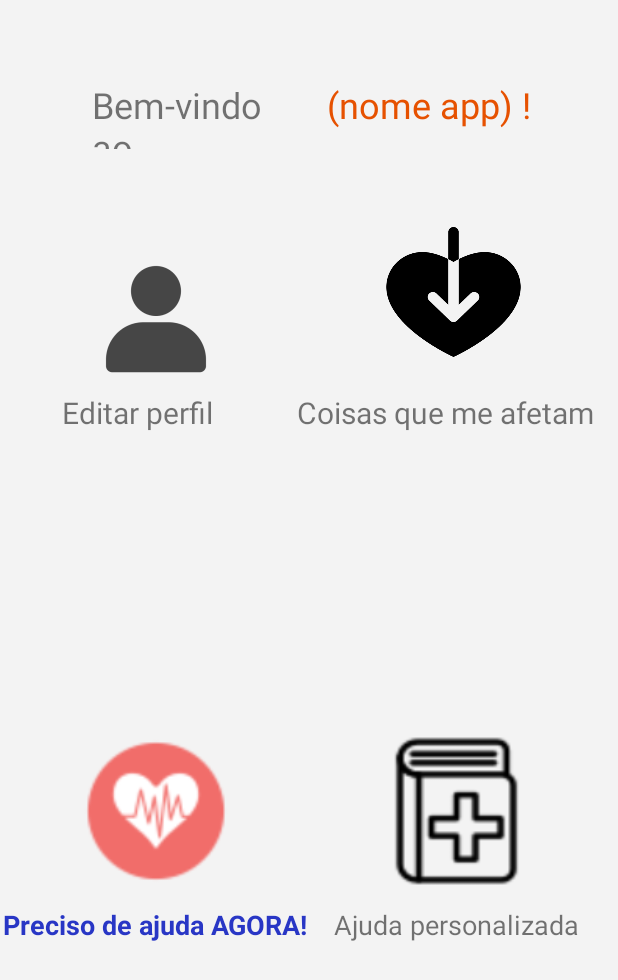
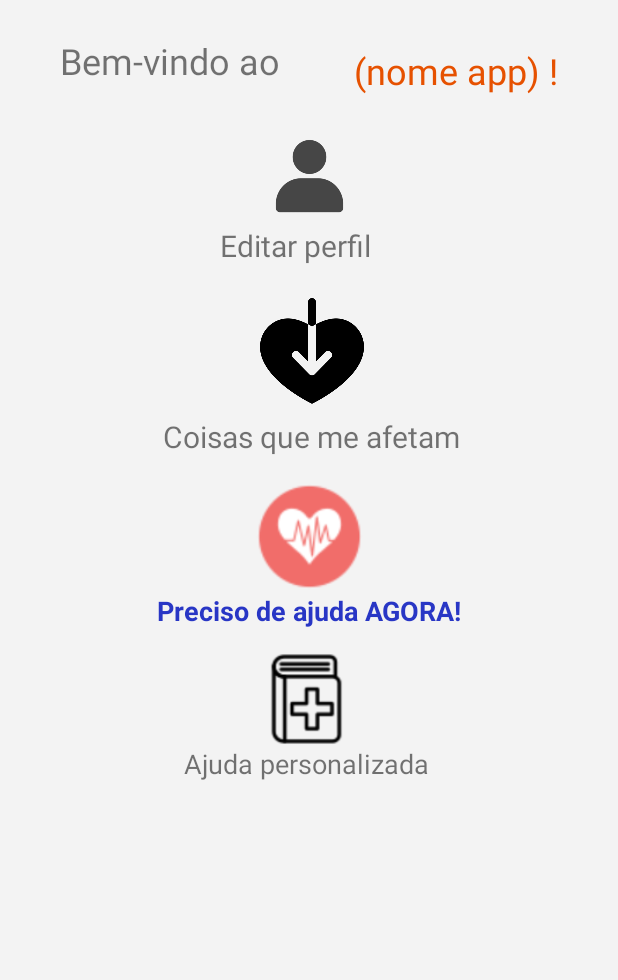
Before and after one commit to arturtres3/Apoio-Psicologico-IHC, an Android app: the layout activity_main.xml on its own in the app's theme, with its tools: preview values and no code run, on a phone screen of 412 x 824 dp. Shown: the top 980 px of the screen. Run offline under Robolectric (Android 15) with nearby library versions, the phone set to English and light mode, and no system bars.

Commit message:
Posicionamento dos icones na pagina principal

```diff
--- a/Quicktest/app/src/main/res/layout/activity_main.xml
+++ b/Quicktest/app/src/main/res/layout/activity_main.xml
@@ -53,133 +53,131 @@
 
 
 
+
+
+
+
+
+
     ]]>
-
-    <TextView
-        android:id="@+id/textView5"
-        android:layout_width="0dp"
-        android:layout_height="46dp"
-        android:layout_marginStart="7dp"
-        android:layout_marginLeft="7dp"
-        android:layout_marginEnd="11dp"
-        android:layout_marginRight="11dp"
-        android:text="Bem-vindo ao"
-        android:textSize="24sp"
-        app:layout_constraintBaseline_toBaselineOf="@+id/textView6"
-        app:layout_constraintEnd_toStartOf="@+id/textView6"
-        app:layout_constraintStart_toStartOf="@+id/imageButton4" />
 
     <TextView
         android:id="@+id/textView6"
         android:layout_width="wrap_content"
         android:layout_height="wrap_content"
-        android:layout_marginTop="53dp"
-        android:layout_marginEnd="58dp"
-        android:layout_marginRight="58dp"
         android:text="(nome app) !"
         android:textColor="#E65100"
         android:textSize="24sp"
+        app:layout_constraintBottom_toBottomOf="@+id/textView5"
         app:layout_constraintEnd_toEndOf="parent"
+        app:layout_constraintHorizontal_bias="0.5"
+        app:layout_constraintStart_toEndOf="@+id/textView5"
+        app:layout_constraintTop_toTopOf="@+id/textView5" />
+
+    <TextView
+        android:id="@+id/textView5"
+        android:layout_width="155dp"
+        android:layout_height="46dp"
+        android:layout_marginTop="24dp"
+        android:layout_marginBottom="8dp"
+        android:text="Bem-vindo ao"
+        android:textSize="24sp"
+        app:layout_constraintBottom_toTopOf="@+id/imageButton4"
+        app:layout_constraintEnd_toStartOf="@+id/textView6"
+        app:layout_constraintHorizontal_bias="0.5"
+        app:layout_constraintStart_toStartOf="parent"
         app:layout_constraintTop_toTopOf="parent" />
+
+    <ImageButton
+        android:id="@+id/imageButton2"
+        android:layout_width="74dp"
+        android:layout_height="74dp"
+        android:layout_marginTop="16dp"
+        android:layout_marginBottom="1dp"
+        android:background="@drawable/health_help2"
+        app:layout_constraintBottom_toTopOf="@+id/textView7"
+        app:layout_constraintEnd_toEndOf="parent"
+        app:layout_constraintHorizontal_bias="0.501"
+        app:layout_constraintStart_toStartOf="parent"
+        app:layout_constraintTop_toBottomOf="@+id/textView9" />
 
     <TextView
         android:id="@+id/textView7"
         android:layout_width="wrap_content"
         android:layout_height="wrap_content"
-        android:layout_marginStart="2dp"
-        android:layout_marginLeft="2dp"
         android:text="Preciso de ajuda AGORA!"
         android:textColor="#2836C5"
         android:textSize="18sp"
         android:textStyle="bold"
-        app:layout_constraintBaseline_toBaselineOf="@+id/textView10"
-        app:layout_constraintStart_toStartOf="parent" />
-
-    <ImageButton
-        android:id="@+id/imageButton2"
-        android:layout_width="100dp"
-        android:layout_height="0dp"
-        android:background="@drawable/health_help2"
-        android:onClick="startHelpNow"
-        app:layout_constraintBottom_toBottomOf="@+id/imageButton"
-        app:layout_constraintEnd_toEndOf="@+id/textView7"
-        app:layout_constraintStart_toStartOf="@+id/textView7"
-        app:layout_constraintTop_toTopOf="@+id/imageButton" />
+        app:layout_constraintEnd_toEndOf="parent"
+        app:layout_constraintStart_toStartOf="parent"
+        app:layout_constraintTop_toBottomOf="@+id/imageButton2" />
 
     <ImageButton
         android:id="@+id/imageButton3"
-        android:layout_width="0dp"
-        android:layout_height="100dp"
-        android:layout_marginTop="62dp"
-        android:layout_marginBottom="64dp"
+        android:layout_width="80dp"
+        android:layout_height="81dp"
+        android:layout_marginTop="16dp"
         android:background="@drawable/health"
-        app:layout_constraintBottom_toBottomOf="@+id/textView8"
-        app:layout_constraintEnd_toEndOf="@+id/textView6"
-        app:layout_constraintStart_toStartOf="@+id/imageButton"
-        app:layout_constraintTop_toBottomOf="@+id/textView6" />
-
-    <ImageButton
-        android:id="@+id/imageButton4"
-        android:layout_width="0dp"
-        android:layout_height="100dp"
-        android:layout_marginTop="61dp"
-        android:layout_marginBottom="51dp"
-        android:background="@drawable/profile"
-        app:layout_constraintBottom_toBottomOf="@+id/textView8"
-        app:layout_constraintEnd_toEndOf="@+id/imageButton2"
-        app:layout_constraintStart_toStartOf="@+id/imageButton2"
-        app:layout_constraintTop_toBottomOf="@+id/textView5" />
-
-    <TextView
-        android:id="@+id/textView8"
-        android:layout_width="116dp"
-        android:layout_height="50dp"
-        android:layout_marginStart="38dp"
-        android:layout_marginLeft="38dp"
-        android:layout_marginEnd="38dp"
-        android:layout_marginRight="38dp"
-        android:text="Editar perfil"
-        android:textSize="20sp"
-        app:layout_constraintEnd_toStartOf="@+id/textView9"
+        app:layout_constraintBottom_toTopOf="@+id/textView9"
+        app:layout_constraintEnd_toEndOf="parent"
+        app:layout_constraintHorizontal_bias="0.507"
         app:layout_constraintStart_toStartOf="parent"
-        app:layout_constraintTop_toTopOf="@+id/textView9" />
+        app:layout_constraintTop_toBottomOf="@+id/textView8" />
 
     <TextView
         android:id="@+id/textView9"
         android:layout_width="wrap_content"
         android:layout_height="wrap_content"
-        android:layout_marginTop="261dp"
-        android:layout_marginEnd="16dp"
-        android:layout_marginRight="16dp"
         android:text="Coisas que me afetam"
         android:textSize="20sp"
         app:layout_constraintEnd_toEndOf="parent"
-        app:layout_constraintTop_toTopOf="parent" />
+        app:layout_constraintHorizontal_bias="0.509"
+        app:layout_constraintStart_toStartOf="parent"
+        app:layout_constraintTop_toBottomOf="@+id/imageButton3" />
+
+    <ImageButton
+        android:id="@+id/imageButton4"
+        android:layout_width="67dp"
+        android:layout_height="68dp"
+        android:layout_marginTop="4dp"
+        android:background="@drawable/profile"
+        app:layout_constraintBottom_toTopOf="@+id/textView8"
+        app:layout_constraintEnd_toEndOf="parent"
+        app:layout_constraintStart_toStartOf="parent"
+        app:layout_constraintTop_toBottomOf="@+id/textView5" />
+
+    <TextView
+        android:id="@+id/textView8"
+        android:layout_width="119dp"
+        android:layout_height="30dp"
+        android:text="Editar perfil"
+        android:textSize="20sp"
+        app:layout_constraintEnd_toEndOf="parent"
+        app:layout_constraintStart_toStartOf="parent"
+        app:layout_constraintTop_toBottomOf="@+id/imageButton4" />
 
     <ImageButton
         android:id="@+id/imageButton"
-        android:layout_width="0dp"
-        android:layout_height="100dp"
-        android:layout_marginStart="28dp"
-        android:layout_marginLeft="28dp"
-        android:layout_marginEnd="28dp"
-        android:layout_marginRight="28dp"
-        android:layout_marginBottom="13dp"
+        android:layout_width="62dp"
+        android:layout_height="61dp"
+        android:layout_marginTop="16dp"
         android:background="@drawable/health_diary"
         app:layout_constraintBottom_toTopOf="@+id/textView10"
-        app:layout_constraintEnd_toEndOf="@+id/textView10"
-        app:layout_constraintStart_toStartOf="@+id/textView10" />
+        app:layout_constraintEnd_toEndOf="parent"
+        app:layout_constraintHorizontal_bias="0.496"
+        app:layout_constraintStart_toStartOf="parent"
+        app:layout_constraintTop_toBottomOf="@+id/textView7" />
 
     <TextView
         android:id="@+id/textView10"
         android:layout_width="wrap_content"
         android:layout_height="wrap_content"
-        android:layout_marginEnd="26dp"
-        android:layout_marginRight="26dp"
-        android:layout_marginBottom="195dp"
         android:text="Ajuda personalizada"
         android:textSize="18sp"
-        app:layout_constraintBottom_toBottomOf="parent"
-        app:layout_constraintEnd_toEndOf="parent" />
+        app:layout_constraintEnd_toEndOf="parent"
+        app:layout_constraintHorizontal_bias="0.494"
+        app:layout_constraintStart_toStartOf="parent"
+        app:layout_constraintTop_toBottomOf="@+id/imageButton" />
 
 </androidx.constraintlayout.widget.ConstraintLayout>
```
